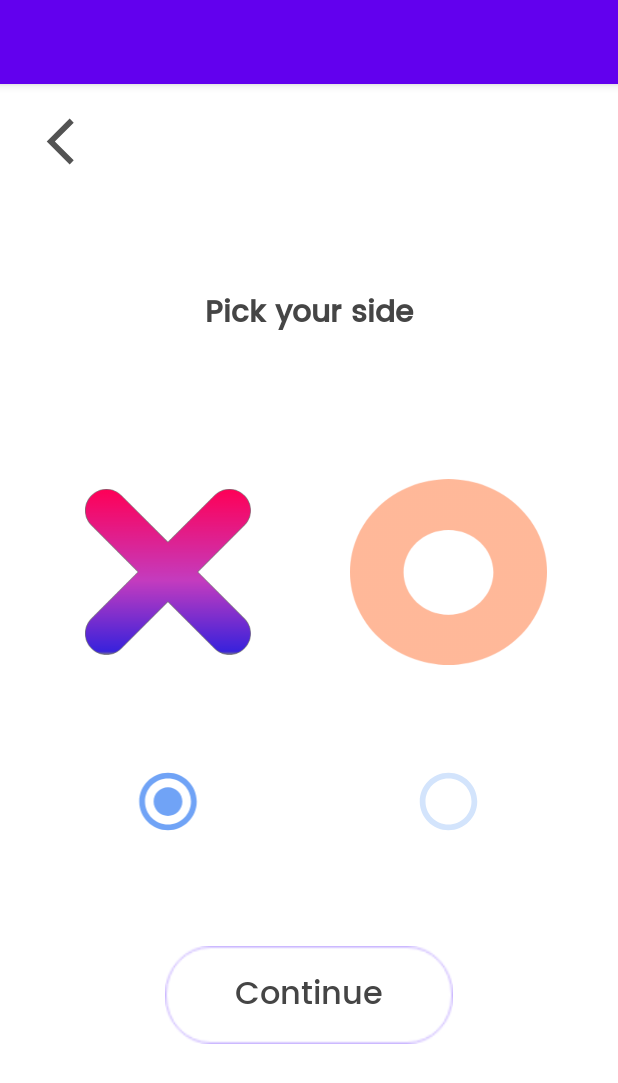
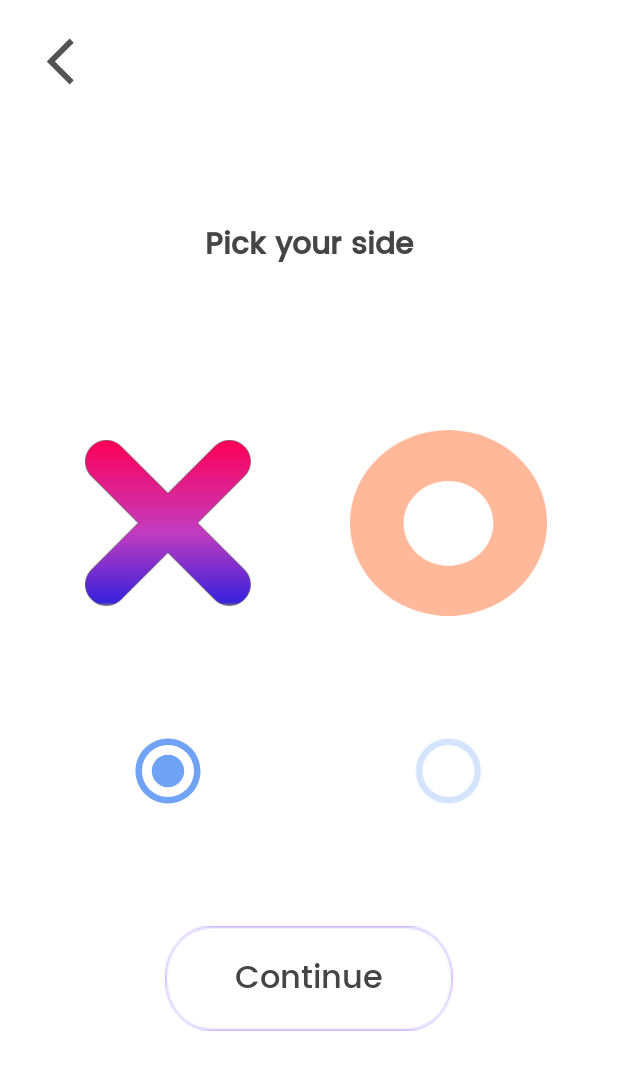
Before and after one commit to Abdullah-Sheikh/Tictactoe_in_Android, an Android app: the AiChooseSymbolActivity screen opened directly, with no data from a screen before it, on a phone screen of 412 x 824 dp. Shown: the top 1083 px of the screen. Run offline under Robolectric (Android 15) with nearby library versions, the phone set to English and light mode, and no system bars.

Commit message:
AI choose symbol Activity completed

```diff
--- a/app/src/main/java/com/techsoldev/tictactoegame/AiChooseSymbolActivity.java
+++ b/app/src/main/java/com/techsoldev/tictactoegame/AiChooseSymbolActivity.java
@@ -2,13 +2,120 @@ package com.techsoldev.tictactoegame;
 
 import androidx.appcompat.app.AppCompatActivity;
 
+import android.content.Intent;
+import android.graphics.drawable.Drawable;
 import android.os.Bundle;
+import android.view.MotionEvent;
+import android.view.View;
+import android.view.Window;
+import android.view.WindowManager;
+import android.widget.Button;
+import android.widget.ImageView;
+import android.widget.RadioButton;
 
-public class AiChooseSymbolActivity extends AppCompatActivity {
+public class AiChooseSymbolActivity extends AppCompatActivity implements View.OnTouchListener {
+
+
+    private ImageView BackBtn , CrossImg , CrossRadioImg , CircleImg , CircleRadioImg;
+    private Button ContinueBtn;
+
+    int PICK_SIDE ;
+    private String playerName;
+
 
     @Override
     protected void onCreate(Bundle savedInstanceState) {
         super.onCreate(savedInstanceState);
+
+        requestWindowFeature(Window.FEATURE_NO_TITLE); //will hide the title
+        getSupportActionBar().hide(); // hide the title bar
+        this.getWindow().setFlags(WindowManager.LayoutParams.FLAG_FULLSCREEN,
+                WindowManager.LayoutParams.FLAG_FULLSCREEN); //enable full screen
         setContentView(R.layout.activity_ai_choose_symbol);
+
+        playerName = getIntent().getStringExtra("p1");
+
+
+        BackBtn= (ImageView) findViewById(R.id.ai_pick_side_back_btn);
+        CrossImg= (ImageView) findViewById(R.id.ai_pick_side_cross_img);
+        CircleImg= (ImageView) findViewById(R.id.ai_pick_side_circle_img);
+        CrossRadioImg= (ImageView) findViewById(R.id.ai_pick_side_cross_radio);
+        CircleRadioImg= (ImageView) findViewById(R.id.ai_pick_side_circle_radio);
+
+        ContinueBtn = (Button) findViewById(R.id.ai_pick_side_continue_btn);
+
+        // CrossRadioImg.setOnTouchListener(this);
+        CrossRadioImg.setOnClickListener(new View.OnClickListener() {
+            @Override
+            public void onClick(View v) {
+
+                PICK_SIDE = 0;
+                CrossRadioImg.setImageResource(R.drawable.radio_button_checked);
+                CircleRadioImg.setImageResource(R.drawable.radio_button_unchecked);
+                CircleImg.setAlpha(0.3f);
+                CrossImg.setAlpha(1.0f);
+                //Intent intent = new Intent(.this,Ch.class);
+                // startActivity(intent);
+            }
+        });
+
+        // CircleRadioImg.setOnTouchListener(this);
+        CircleRadioImg.setOnClickListener(new View.OnClickListener() {
+            @Override
+            public void onClick(View v) {
+
+
+                PICK_SIDE= 1;
+                CircleRadioImg.setImageResource(R.drawable.radio_button_checked);
+                CrossRadioImg.setImageResource(R.drawable.radio_button_unchecked);
+                CrossImg.setAlpha(0.3f);
+                CircleImg.setAlpha(1.0f);
+
+                //Intent intent = new Intent(.this,Ch.class);
+                // startActivity(intent);
+            }
+        });
+
+        BackBtn.setOnClickListener(new View.OnClickListener() {
+            @Override
+            public void onClick(View v) {
+
+
+
+                onBackPressed();
+                //Intent intent = new Intent(.this,Ch.class);
+                // startActivity(intent);
+            }
+        });
+
+        ContinueBtn.setOnTouchListener(this);
+        ContinueBtn.setOnClickListener(new View.OnClickListener() {
+            @Override
+            public void onClick(View v) {
+
+                Intent intent = new Intent(    AiChooseSymbolActivity.this,OfflineGameActivity.class);
+                intent.putExtra("p1",playerName);
+                intent.putExtra("ps",PICK_SIDE);
+                startActivity(intent);
+            }
+        });
+    }
+
+
+    @Override
+    public boolean onTouch(View v, MotionEvent event) {
+        if (v == ContinueBtn) {
+            if (event.getAction() == MotionEvent.ACTION_DOWN) {
+                v.setAlpha(0.5f);
+            } else {
+                v.setAlpha(1f);
+            }
+        }
+        return false;
+    }
+
+    @Override
+    public void onBackPressed() {
+        super.onBackPressed();
     }
 }
```
Also changed, not shown: app/src/main/java/com/techsoldev/tictactoegame/OfflineGameMenuActivity.java (+19 -2 lines).
